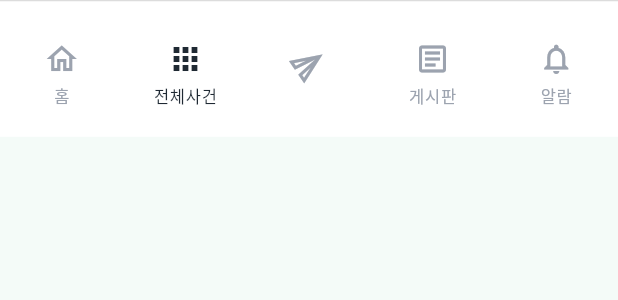
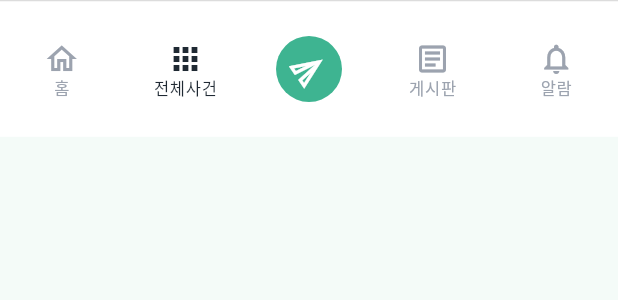
Before and after one commit to otgonjargal2019/jic_mobile, a Flutter app: the AppBottomNav widget shown alone on an empty page, opened directly, on a phone screen of 412 x 824 dp. Shown: the top 300 px of the screen. Run offline on Flutter 3.47's test engine with Material 3 defaults, Android fonts, the light colour scheme and no system bars; our stand-ins replace cookie_jar, dio, dio_cookie_manager, flutter_html, flutter_svg, shared_preferences and 1 more; accounts and stored records are empty; network calls fail.

Commit message:
fixing design

```diff
--- a/lib/core/widgets/app_bottom_nav.dart
+++ b/lib/core/widgets/app_bottom_nav.dart
@@ -47,100 +47,81 @@ class AppBottomNav extends StatelessWidget {
     final labelStyle =
         theme.textTheme.labelSmall ?? const TextStyle(fontSize: 12);
 
-    return NavigationBarTheme(
-      data: NavigationBarThemeData(
-        height: 90,
-        indicatorColor: Colors.transparent,
-        overlayColor: WidgetStateProperty.all(Colors.transparent),
-        backgroundColor: Colors.white,
-        iconTheme: WidgetStateProperty.resolveWith((states) {
-          final color = states.contains(WidgetState.selected)
-              ? activeColor
-              : inactiveColor;
-          return IconThemeData(color: color, size: 24);
-        }),
-        labelTextStyle: WidgetStateProperty.resolveWith((states) {
-          final color = states.contains(WidgetState.selected)
-              ? activeColor
-              : inactiveColor;
-          return labelStyle.copyWith(height: 0.85, color: color);
-        }),
-      ),
-      child: Container(
+    return Container(
       decoration: const BoxDecoration(
         color: Colors.white,
         border: Border(top: BorderSide(color: Color(0xFFDCDCDC), width: 1)),
       ),
-        child: NavigationBar(
-          selectedIndex: currentIndex,
-          onDestinationSelected: (index) => _onTap(context, index),
-          destinations: [
-            const NavigationDestination(
-              icon: Icon(Icons.home_outlined),
-              selectedIcon: Icon(Icons.home),
+      child: Material(
+        color: Colors.white,
+        child: SizedBox(
+          height: 90,
+          child: Row(
+            crossAxisAlignment: CrossAxisAlignment.stretch,
+            children: [
+              _BottomNavItem(
+                selected: currentIndex == 0,
                 label: '홈',
+                semanticsLabel: '홈',
+                activeColor: activeColor,
+                inactiveColor: inactiveColor,
+                labelStyle: labelStyle,
+                onTap: () => _onTap(context, 0),
+                iconBuilder: (selected) =>
+                    Icon(selected ? Icons.home : Icons.home_outlined),
               ),
-            const NavigationDestination(
-              icon: Icon(Icons.apps),
-              selectedIcon: Icon(Icons.apps_outlined),
+              _BottomNavItem(
+                selected: currentIndex == 1,
                 label: '전체사건',
+                semanticsLabel: '전체사건',
+                activeColor: activeColor,
+                inactiveColor: inactiveColor,
+                labelStyle: labelStyle,
+                onTap: () => _onTap(context, 1),
+                iconBuilder: (selected) =>
+                    Icon(selected ? Icons.apps : Icons.apps_outlined),
               ),
-            NavigationDestination(
-              icon: Semantics(
-                label: '메신저',
-                child: SizedBox(
-                  height: 60,
-                  child: Center(
-                    child: Transform.translate(
-                      offset: const Offset(0, 3),
-                      child: _NavIconWithBadge(
-                        icon: Transform.rotate(
-                          angle: -0.6,
-                          child: const Icon(Icons.send_outlined),
-                        ),
+              _BottomNavItem(
+                selected: currentIndex == 2,
+                label: '',
+                semanticsLabel: '메신저',
+                activeColor: activeColor,
+                inactiveColor: inactiveColor,
+                labelStyle: labelStyle,
+                onTap: () => _onTap(context, 2),
+                iconBuilder: (selected) => _MessengerNavIcon(
+                  selected: selected,
                   badgeCount: unreadUsers,
                 ),
               ),
+              _BottomNavItem(
+                selected: currentIndex == 3,
+                label: '게시판',
+                semanticsLabel: '게시판',
+                activeColor: activeColor,
+                inactiveColor: inactiveColor,
+                labelStyle: labelStyle,
+                onTap: () => _onTap(context, 3),
+                iconBuilder: (selected) =>
+                    Icon(selected ? Icons.article : Icons.article_outlined),
+              ),
+              _BottomNavItem(
+                selected: currentIndex == 4,
+                label: '알람',
+                semanticsLabel: '알람',
+                activeColor: activeColor,
+                inactiveColor: inactiveColor,
+                labelStyle: labelStyle,
+                onTap: () => _onTap(context, 4),
+                iconBuilder: (selected) => _NavIconWithBadge(
+                  icon: Icon(
+                    selected ? Icons.notifications : Icons.notifications_none,
+                  ),
+                  badgeCount: unreadNotifCount,
                 ),
               ),
+            ],
           ),
-              selectedIcon: Semantics(
-                label: '메신저',
-                child: SizedBox(
-                  height: 60,
-                  child: Center(
-                    child: Transform.translate(
-                      offset: const Offset(0, 3),
-                      child: _NavIconWithBadge(
-                        icon: Transform.rotate(
-                          angle: -0.6,
-                          child: const Icon(Icons.send),
-                        ),
-                        badgeCount: unreadUsers,
-                      ),
-                    ),
-                  ),
-                ),
-              ),
-              label: '',
-            ),
-            const NavigationDestination(
-              icon: Icon(Icons.article_outlined),
-              selectedIcon: Icon(Icons.article),
-              label: '게시판',
-            ),
-            NavigationDestination(
-              icon: _NavIconWithBadge(
-                icon: const Icon(Icons.notifications_none),
-                badgeCount: unreadNotifCount,
-              ),
-              selectedIcon: _NavIconWithBadge(
-                icon: const Icon(Icons.notifications),
-                badgeCount: unreadNotifCount,
-              ),
-              label: '알람',
-            ),
-          ],
         ),
       ),
     );
@@ -181,3 +162,130 @@ class _NavIconWithBadge extends StatelessWidget {
     );
   }
 }
+
+class _MessengerNavIcon extends StatelessWidget {
+  final bool selected;
+  final int badgeCount;
+
+  const _MessengerNavIcon({required this.selected, required this.badgeCount});
+
+  @override
+  Widget build(BuildContext context) {
+    const messengerColor = Color(0xFF3EB491);
+    const badgeColor = Color(0xFFF6C944);
+    const Color background = messengerColor;
+    final Color iconColor = selected ? const Color(0xFF1F2933) : Colors.white;
+
+    return Stack(
+      clipBehavior: Clip.none,
+      alignment: Alignment.center,
+      children: [
+        Container(
+          decoration: const BoxDecoration(
+            shape: BoxShape.circle,
+            color: background,
+          ),
+          padding: const EdgeInsets.all(10),
+          child: const SizedBox(width: 24, height: 24),
+        ),
+        Transform.rotate(
+          angle: -0.6,
+          child: Icon(Icons.send_outlined, color: iconColor, size: 24),
+        ),
+        if (badgeCount > 0)
+          Positioned(
+            right: -5,
+            top: 0,
+            child: AppBadge(
+              text: badgeCount > 99 ? '99+' : badgeCount.toString(),
+              filled: true,
+              background: badgeColor,
+              textStyle: TextStyle(
+                color: iconColor,
+                fontSize: 11,
+                fontWeight: FontWeight.w600,
+              ),
+              padding: const EdgeInsets.symmetric(horizontal: 6, vertical: 2),
+            ),
+          ),
+      ],
+    );
+  }
+}
+
+class _BottomNavItem extends StatelessWidget {
+  final bool selected;
+  final String label;
+  final String semanticsLabel;
+  final VoidCallback onTap;
+  final Widget Function(bool selected) iconBuilder;
+  final Color activeColor;
+  final Color inactiveColor;
+  final TextStyle labelStyle;
+
+  const _BottomNavItem({
+    required this.selected,
+    required this.label,
+    required this.semanticsLabel,
+    required this.onTap,
+    required this.iconBuilder,
+    required this.activeColor,
+    required this.inactiveColor,
+    required this.labelStyle,
+  });
+
+  @override
+  Widget build(BuildContext context) {
+    final Color foreground = selected ? activeColor : inactiveColor;
+    final bool hasLabel = label.isNotEmpty;
+
+    return Expanded(
+      child: Semantics(
+        label: semanticsLabel,
+        selected: selected,
+        button: true,
+        child: Center(
+          child: Material(
+            color: Colors.transparent,
+            child: InkWell(
+              customBorder: const CircleBorder(),
+              onTap: onTap,
+              splashColor: const Color(0x1F000000),
+              highlightColor: const Color(0x14000000),
+              hoverColor: const Color(0x14000000),
+              focusColor: const Color(0x14000000),
+              child: SizedBox(
+                width: 64,
+                height: 64,
+                child: Padding(
+                  padding: const EdgeInsets.symmetric(vertical: 8),
+                  child: Column(
+                    mainAxisAlignment: MainAxisAlignment.center,
+                    mainAxisSize: MainAxisSize.min,
+                    children: [
+                      IconTheme(
+                        data: IconThemeData(color: foreground, size: 24),
+                        child: iconBuilder(selected),
+                      ),
+                      if (hasLabel) ...[
+                        const SizedBox(height: 2),
+                        AnimatedDefaultTextStyle(
+                          duration: const Duration(milliseconds: 150),
+                          style: labelStyle.copyWith(
+                            color: foreground,
+                            height: 1.0,
+                          ),
+                          child: Text(label),
+                        ),
+                      ],
+                    ],
+                  ),
+                ),
+              ),
+            ),
+          ),
+        ),
+      ),
+    );
+  }
+}
```
Lines whose indentation alone changed are shown as unchanged.
